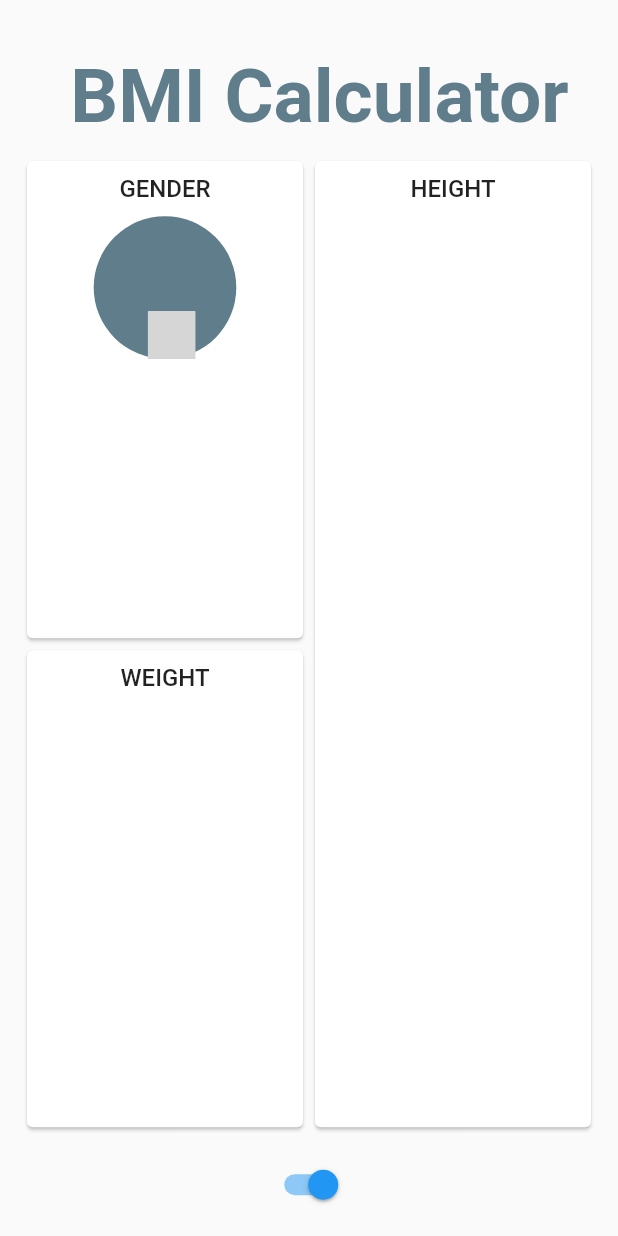
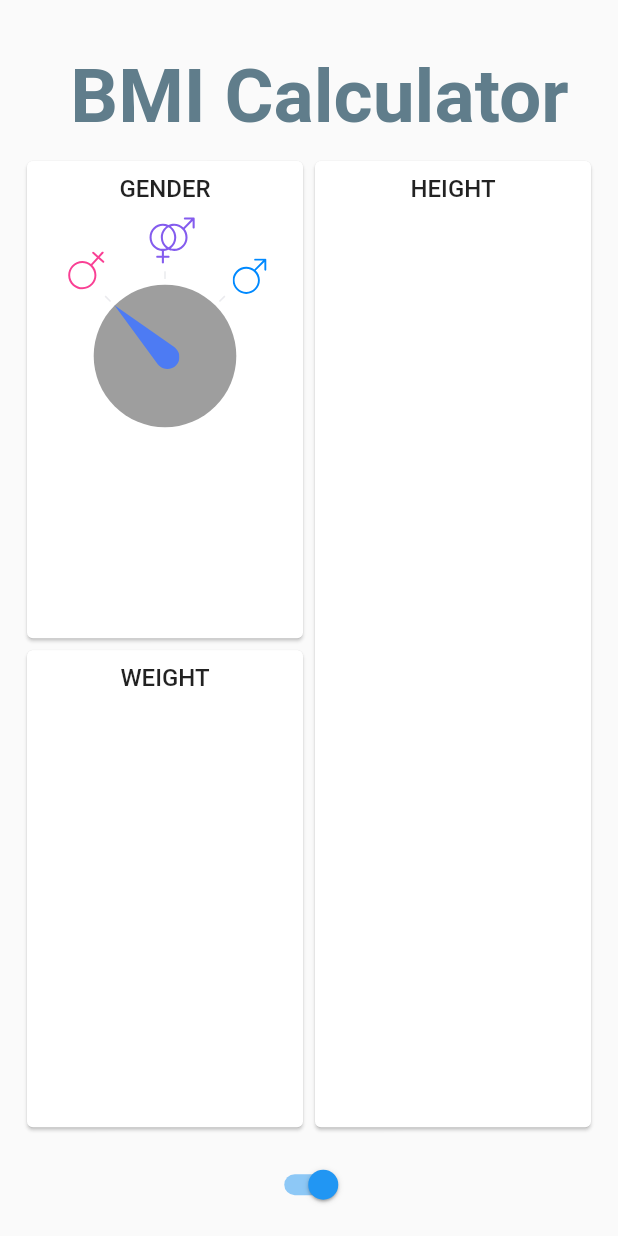
Before and after one commit to MichaelKMalak/flutter_practice, a Flutter app: the screen it shows after launch, on a phone screen of 412 x 824 dp. Run offline on Flutter 3.47's test engine with Material 2 defaults, Android fonts, the phone set to English and light mode, and no system bars; our stand-ins replace flutter_svg; grey boxes are pictures that could not be loaded.

Commit message:
Building Gender Card without interactivity

```diff
--- a/lib/bmi_page/gender_card.dart
+++ /dev/null
@@ -1,101 +0,0 @@
-import 'package:flutter/material.dart';
-import 'package:flutter_practice/BMItheme.dart';
-import 'package:flutter_practice/gender.dart';
-import 'package:flutter_practice/bmi_page/card_title.dart';
-import 'package:flutter_practice/utils.dart';
-import 'package:flutter_svg/flutter_svg.dart';
-import 'dart:math' as math;
-
-double circleRadius(BuildContext context) => screenAwareSize(150, context);
-const double _DEFAULT_ANGLE = math.pi / 4;
-const Map<Gender, double> _GENDER_ANGLES = {
-  Gender.female: -_DEFAULT_ANGLE,
-  Gender.other: 0.0,
-  Gender.male: _DEFAULT_ANGLE,
-};
-const Map<Gender, String> _GENDER_SVG = {
-  Gender.female: "images/gender_female.svg",
-  Gender.other: "images/gender_other.svg",
-  Gender.male: "images/gender_male.svg",
-};
-
-class GenderCard extends StatefulWidget {
-  final Gender gender;
-
-  const GenderCard({Key key, this.gender}) : super(key: key);
-
-  @override
-  _GenderCardState createState() => _GenderCardState();
-}
-
-class _GenderCardState extends State<GenderCard> {
-  @override
-  Widget build(BuildContext context) {
-    return Card(
-      child: SizedBox(
-        width: double.infinity,
-        child: Padding(
-          padding: EdgeInsets.only(top: screenAwareSize(SMALL_PADDING, context)),
-          child: Column(
-            crossAxisAlignment: CrossAxisAlignment.center,
-            children: <Widget>[
-              CardTitle("GENDER"),
-              Padding(
-                padding: EdgeInsets.only(top: screenAwareSize(SMALL_PADDING, context)),
-                child: _drawMainStack(),
-              )
-            ],
-          ),
-        ),
-      ),
-    );
-  }
-}
-
-Widget _drawMainStack() {
-  return Stack(
-    alignment: Alignment.bottomCenter,
-    children: <Widget>[
-      DrawCircle(),
-      DrawGenderIcon(gender: Gender.other),
-    ],
-  );
-}
-
-class DrawCircle extends StatelessWidget{
-
-@override
-Widget build(BuildContext context) {
-  return Stack(
-    alignment: Alignment.center,
-    children: <Widget>[
-      Container(
-        width: circleRadius(context),
-        height: circleRadius(context),
-        decoration: BoxDecoration(
-          shape: BoxShape.circle,
-          color: Colors.blueGrey,
-        ),
-      ),
-    ],
-  );
-}}
-
-class DrawGenderIcon extends StatelessWidget {
-  final Gender gender;
-  const DrawGenderIcon({Key key, this.gender}) : super(key: key);
-
-  @override
-  Widget build(BuildContext context) {
-    Widget icon = Padding(
-      padding: EdgeInsets.only(left: screenAwareSize(SMALL_PADDING, context)),
-      child: SvgPicture.asset(
-        _GENDER_SVG[gender],
-        height: screenAwareSize(50.0, context),
-        width: screenAwareSize(50.0, context),
-      ),
-    );
-
-  return icon;
-  }
-}
--- a/lib/bmi_page/card_title.dart
+++ b/lib/card_title.dart
@@ -1,5 +1,5 @@
 import 'package:flutter/material.dart';
-import 'package:flutter_practice/BMItheme.dart';
+import 'package:bmi_calculator/BMItheme.dart';
 
 class CardTitle extends StatelessWidget {
   final String _title;
--- /dev/null
+++ b/lib/gender_card.dart
@@ -0,0 +1,177 @@
+import 'package:flutter/material.dart';
+import 'package:bmi_calculator/BMItheme.dart';
+import 'package:bmi_calculator/gender.dart';
+import 'package:bmi_calculator/card_title.dart';
+import 'package:bmi_calculator/utils.dart';
+import 'package:flutter_svg/flutter_svg.dart';
+import 'dart:math' as math;
+
+//constants
+double circleRadius(BuildContext context) => screenAwareSize(150, context);
+const double _DEFAULT_ANGLE = math.pi / 4;
+const Map<Gender, double> _genderAngle = {
+  Gender.female: -_DEFAULT_ANGLE,
+  Gender.other: 0.0,
+  Gender.male: _DEFAULT_ANGLE,
+};
+const Map<Gender, String> _GENDER_SVG = {
+  Gender.female: "images/gender_female.svg",
+  Gender.other: "images/gender_other.svg",
+  Gender.male: "images/gender_male.svg",
+};
+
+class GenderCard extends StatefulWidget {
+  final Gender gender;
+  const GenderCard({Key key, this.gender}) : super(key: key);
+  @override
+  _GenderCardState createState() => _GenderCardState();
+}
+class _GenderCardState extends State<GenderCard> {
+  @override
+  Widget build(BuildContext context) {
+    return Card(
+      child: SizedBox(
+        width: double.infinity,
+        child: Padding(
+          padding: EdgeInsets.only(top: screenAwareSize(SMALL_PADDING, context)),
+          child: Column(
+            crossAxisAlignment: CrossAxisAlignment.center,
+            children: <Widget>[
+              CardTitle("GENDER"),
+              Padding(
+                padding: EdgeInsets.only(top: screenAwareSize(SMALL_PADDING, context)),
+                child: _drawMainStack(),
+              )
+            ],
+          ),
+        ),
+      ),
+    );
+  }
+}
+Widget _drawMainStack() {
+  return Stack(
+    alignment: Alignment.bottomCenter,
+    children: <Widget>[
+      _drawCircleWithArrow(),
+      DrawGenderIcon(gender: Gender.female),
+      DrawGenderIcon(gender: Gender.other),
+      DrawGenderIcon(gender: Gender.male),
+    ],
+  );
+}
+Widget _drawCircleWithArrow() {
+    return Stack(
+      alignment: Alignment.center,
+      children: <Widget>[
+        DrawCircle(),
+        DrawArrow(angle: _genderAngle[Gender.female]),
+      ],
+    );
+}
+class DrawCircle extends StatelessWidget{
+  @override
+  Widget build(BuildContext context) {
+    return Stack(
+      alignment: Alignment.center,
+      children: <Widget>[
+        Container(
+          width: circleRadius(context),
+          height: circleRadius(context),
+          decoration: BoxDecoration(
+            shape: BoxShape.circle,
+            color: Colors.grey,
+          ),
+        ),
+      ],
+    );
+  }}
+class DrawArrow extends StatelessWidget {
+  final double angle;
+  const DrawArrow({Key key, this.angle}) : super (key: key);
+  double _arrowLength(BuildContext context) => screenAwareSize(70.0, context);
+  double _translationOffset(BuildContext context) => _arrowLength(context) * -0.4;
+  @override
+  Widget build(BuildContext context) {
+    return Transform.rotate(
+      angle: angle,
+      child: Transform.translate(
+        offset: Offset(0.0, _translationOffset(context)),
+        child: Transform.rotate(
+          angle: -_DEFAULT_ANGLE,
+          child: SvgPicture.asset(
+            "images/gender_arrow.svg",
+            height: _arrowLength(context),
+            width: _arrowLength(context),
+          ),
+        ),
+      ),
+    );
+  }
+}
+class GenderLine extends StatelessWidget {
+  @override
+  Widget build(BuildContext context) {
+    return Padding(
+      padding: EdgeInsets.only(
+        bottom: screenAwareSize(6.0, context),
+        top: screenAwareSize(8.0, context),
+      ),
+      child: Container(
+        height: screenAwareSize(8.0, context),
+        width: 1.0,
+        color: Color.fromRGBO(216, 217, 223, 0.54),
+      ),
+    );
+  }
+}
+class DrawGenderIcon extends StatelessWidget {
+  final Gender gender;
+  const DrawGenderIcon({Key key, this.gender}) : super(key: key);
+
+  @override
+  Widget build(BuildContext context) {
+    final _iconSize = gender == Gender.other ? 50.0 : 40.0;
+    final genderAngle = gender == Gender.female
+        ? _genderAngle[gender]
+        : -_genderAngle[gender];
+
+    Widget icon = Padding(
+      padding: EdgeInsets.only(left: screenAwareSize(SMALL_PADDING, context)),
+      child: SvgPicture.asset(
+        _GENDER_SVG[gender],
+        height: screenAwareSize(_iconSize, context),
+        width: screenAwareSize(_iconSize, context),
+      ),
+    );
+
+    Widget rotatedIcon = Transform.rotate(
+      angle: genderAngle,
+      child: icon,
+    );
+
+    Widget iconWithALine = Padding(
+      padding: EdgeInsets.only(bottom: circleRadius(context) / 2),
+      child: Column(
+        crossAxisAlignment: CrossAxisAlignment.center,
+        children: <Widget>[
+          rotatedIcon,
+          GenderLine(),
+        ],
+      ),
+    );
+
+    Widget rotatedIconWithALine = Transform.rotate(
+      alignment: Alignment.bottomCenter,
+      angle: _genderAngle[gender],
+      child: iconWithALine,
+    );
+
+    Widget centeredIconWithALine = Padding(
+      padding: EdgeInsets.only(bottom: circleRadius(context) / 2),
+      child: rotatedIconWithALine,
+    );
+
+    return centeredIconWithALine;
+  }
+}
--- a/lib/main.dart
+++ b/lib/main.dart
@@ -1,7 +1,7 @@
 import 'package:flutter/material.dart';
-import 'package:flutter_practice/bmi_page/BmiPage.dart';
+import 'BmiPage.dart';
 import 'package:flutter/services.dart';
-import 'package:flutter_practice/BMItheme.dart';
+import 'BMItheme.dart';
 
 void main() {
   SystemChrome.setPreferredOrientations(
```
Also changed, not shown: lib/BmiPage.dart (renamed from lib/bmi_page/BmiPage.dart, +4 -4 lines), lib/height_card.dart (renamed from lib/bmi_page/height_card.dart, +4 -4 lines), lib/weight_card.dart (renamed from lib/bmi_page/weight_card.dart, +4 -4 lines), pubspec.yaml (+5 -61 lines), images/gender_arrow.svg (added), images/gender_female.svg (added), images/gender_male.svg (added), images/gender_other.svg (added), pubspec.lock, 3 other files.
